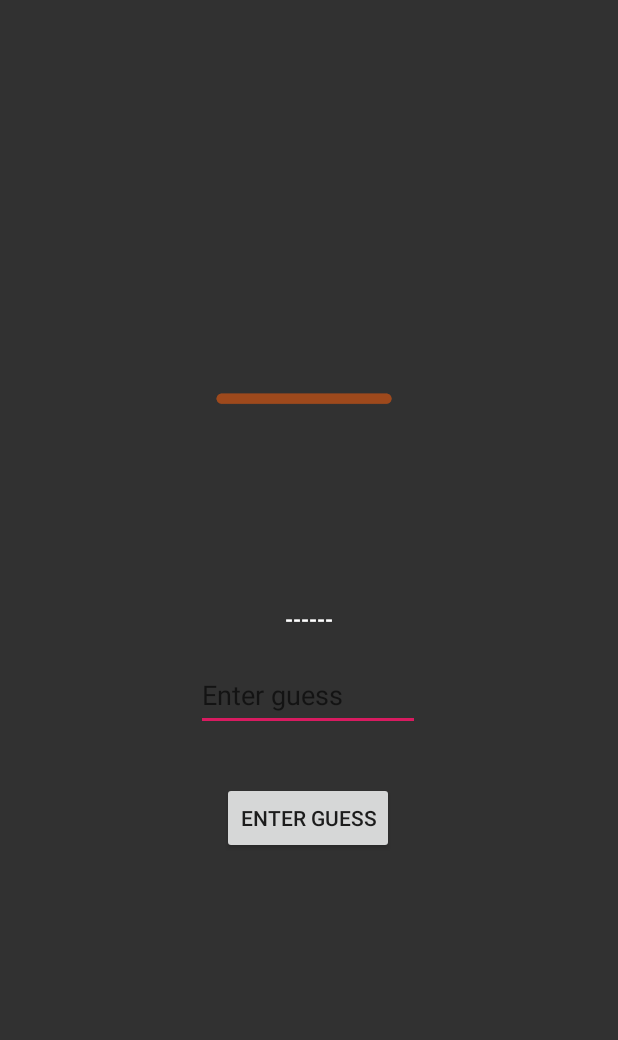
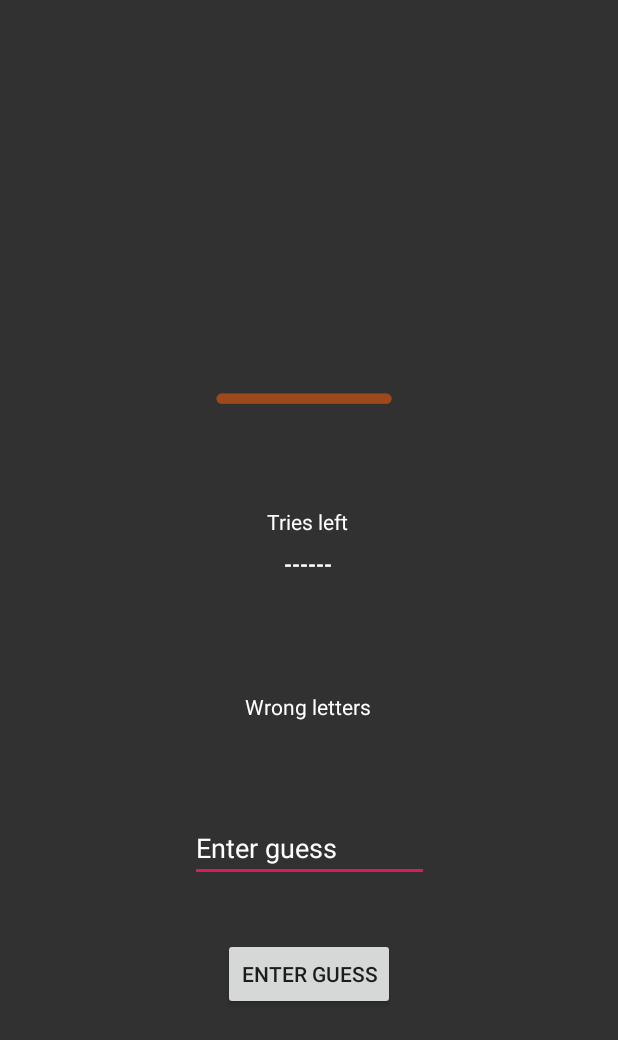
Before and after one commit to VictorJonasson/hangMan, an Android app: the screen it shows after launch (playGame), after a tap on "HANG HIM!", on a phone screen of 412 x 824 dp. Shown: the top 1040 px of the screen. Run offline under Robolectric (Android 15) with nearby library versions, the phone set to English and light mode, and no system bars.

Commit message:
lagt till flaggor

```diff
--- a/app/src/main/AndroidManifest.xml
+++ b/app/src/main/AndroidManifest.xml
@@ -9,7 +9,8 @@
         android:roundIcon="@mipmap/ic_launcher_round"
         android:supportsRtl="true"
         android:theme="@style/AppTheme">
-        <activity android:name=".playGame"></activity>
+        <activity android:name=".gameWinner"></activity>
+        <activity android:name=".playGame" />
         <activity android:name=".aboutMe" />
         <activity android:name=".MainActivity">
             <intent-filter>
--- a/app/src/main/java/com/example/hangman/MainActivity.java
+++ b/app/src/main/java/com/example/hangman/MainActivity.java
@@ -1,14 +1,12 @@
 package com.example.hangman;
 
-import androidx.annotation.NonNull;
 import androidx.appcompat.app.AppCompatActivity;
-
 import android.content.Intent;
 import android.media.MediaPlayer;
 import android.os.Bundle;
 import android.util.Log;
 import android.view.View;
-import android.widget.Button;
+import android.widget.Toast;
 
 public class MainActivity extends AppCompatActivity {
 
@@ -19,29 +17,20 @@ public class MainActivity extends AppCompatActivity {
     protected void onCreate(Bundle savedInstanceState) {
         super.onCreate(savedInstanceState);
         setContentView(R.layout.activity_main);
-
         sound_buttonClick_mp = MediaPlayer.create(this, R.raw.button);
         sound_music_mp = MediaPlayer.create(this, R.raw.intro);
-        sound_music_mp.setLooping(true);
-        sound_music_mp.start();
-
     }
 
     public void aboutMe(View view) {
         Intent intent = new Intent(this, aboutMe.class);
         startActivity(intent);
-        sound_buttonClick_mp.start();
-        sound_music_mp.start();
-        Log.d("victor", "aboutMe button pressed");
-
+        //sound_buttonClick_mp.start();
     }
 
     public void playGame(View view) {
         Intent intent = new Intent(this, playGame.class);
         startActivity(intent);
-        sound_buttonClick_mp.start();
-        sound_music_mp.start();
-        Log.d("victor", "play game button pressed");
+        //sound_buttonClick_mp.start();
     }
 
     @Override
@@ -53,12 +42,18 @@ public class MainActivity extends AppCompatActivity {
     @Override
     protected void onResume() {
         super.onResume();
-        // sound_music_mp.start();
+        //sound_music_mp.start();
     }
 
     @Override
     protected void onStop() {
         super.onStop();
-        sound_music_mp.stop();
+        //sound_music_mp.stop();
+    }
+
+    public void startMedia(View view) {
+        Toast.makeText(getApplicationContext(), R.string.sorry_william, Toast.LENGTH_LONG).show();
+        sound_music_mp.start();
+        sound_music_mp.setLooping(true);
     }
 }
--- a/app/src/main/java/com/example/hangman/playGame.java
+++ b/app/src/main/java/com/example/hangman/playGame.java
@@ -6,67 +6,69 @@ import android.content.Intent;
 import android.os.Bundle;
 import android.util.Log;
 import android.view.View;
-import android.widget.Button;
 import android.widget.EditText;
 import android.widget.ImageView;
 import android.widget.TextView;
 import android.widget.Toast;
 
+import java.text.MessageFormat;
+import java.util.ArrayList;
 import java.util.Random;
 
+import static java.lang.String.valueOf;
+
 public class playGame extends AppCompatActivity {
+    int imageCounter = 1;
+    int lifeCounter = 10;
+    int succesfullTries = 0;
     StringBuilder builder;
+    String hiddenWord = "";
+    String randomGeneratedWord;
     TextView tv_rightAnswer;
-    int counter = 2;
-    String randomGeneratedWord;
-
+    TextView tv_triesLeft;
+    TextView tv_failedGuessArray;
+    ImageView iv_Gallow;
+    ArrayList<String> failedGuessArray = new ArrayList<>();
 
     @Override
     protected void onCreate(Bundle savedInstanceState) {
         super.onCreate(savedInstanceState);
         setContentView(R.layout.activity_play_game);
-        ImageView ivStart = findViewById(R.id.gallowView);
-        ivStart.setImageResource(R.drawable.gallow1);
-        tv_rightAnswer = findViewById(R.id.right_answer);
-
+        iv_Gallow = findViewById(R.id.iv_gallowView);
+        //sätt startbild
+        iv_Gallow.setImageResource(R.drawable.gallow1);
+        tv_rightAnswer = findViewById(R.id.tv_rightAnswer);
         randomGeneratedWord = generateRandomWord();
-        Log.d("Victor", "Random ord genererat: " + randomGeneratedWord);
-
         String hiddenword = hideWord(randomGeneratedWord);
         tv_rightAnswer.setText(hiddenword);
-        Log.d("victor", "test" + hiddenword);
-
-
     }
 
-    public void gallowIncrementButtonClick() {
+    //räkna upp bild, räkna bort liv.
+    public void gallowIncrement() {
+        //counter för bildID
+        imageCounter++;
+        //omgångsräknare för försök kvar
+        lifeCounter--;
+        //hämta id från bildkälla
+        int id = getResources().getIdentifier("gallow" + imageCounter, "drawable", getPackageName());
+        //sätt bildkälla efter id
+        iv_Gallow.setImageResource(id);
 
-        ImageView iv = findViewById(R.id.gallowView);
-        //hämta id från bildkälla
-        int id = getResources().getIdentifier("gallow" + counter, "drawable", getPackageName());
-        //sätt bildkälla efter id
-        iv.setImageResource(id);
-        //omgångsräknare
-        counter++;
-        //generera random ord
-        // generateRandomWord();
-
-
-        //antal omgångar, och avslut.
-        if (counter == 12) {
+        //avsluta spel, Toasta och återgå till main
+        if (lifeCounter == 0) {
             Toast.makeText(getApplicationContext(), "You just killed a man \n try again?", Toast.LENGTH_LONG).show();
-            counter = 0;
             Intent intent = new Intent(this, MainActivity.class);
+            intent.setFlags(Intent.FLAG_ACTIVITY_SINGLE_TOP | Intent.FLAG_ACTIVITY_CLEAR_TOP);
             startActivity(intent);
         }
     }
 
+    //randomgenerator för ord
     public String generateRandomWord() {
         //array med ord
-        String[] answerArray = new String[]{"kotlin","java","csharp","go"};
-        TextView tv_random_answer = findViewById(R.id.right_answer);
+        String[] answerArray = new String[]{"kotlin", "java", "csharp", "go"};
         Random rnd = new Random();
-        //generera randomsiffra med antal ord i array som slutsiffra
+        //generera random nummer med lägd på array som index
         int randomNumber = rnd.nextInt(answerArray.length);
         String randomWord = null;
 
@@ -76,44 +78,71 @@ public class playGame extends AppCompatActivity {
         return randomWord;
     }
 
+    //tar emot random ord
     public String hideWord(String randomGeneratedWord) {
-        Log.d("Victor", "inne i hide word");
-        String wordToGuess = randomGeneratedWord;
-        String hiddenWord = "";
-
-        for (int i = 0; i < wordToGuess.length(); i++) {
+        hiddenWord = "";
+        /*
+        loopar genom randomgenererade ordet , sparar undan det i hidden word,
+        och ersätter strängens i med "-"
+        */
+        for (int i = 0; i < randomGeneratedWord.length(); i++) {
             hiddenWord += "-";
         }
         builder = new StringBuilder(hiddenWord);
         return hiddenWord;
     }
 
+    //återställer det gämda ordet, tar användarens gissning och det random genererade ordet som argument
     public void uncoverCharsInHiddenWord(String userguess, String rndWord) {
-        EditText et = findViewById(R.id.charGuess);
-        builder.toString();
+        EditText et_charguess = findViewById(R.id.et_charGuess);
+        tv_triesLeft = findViewById(R.id.tv_triesLeft);
+        tv_failedGuessArray = findViewById(R.id.tv_failedGuess);
+
+        //loopar random-ord
         for (int i = 0; i < rndWord.length(); i++) {
+            //ställer gissningen mot random-ordet och ersätter "-" med bokstav i min "builder" som huserar de gömda ordet i form av "_"
             if (rndWord.substring(i, i + 1).equals(userguess)) {
                 builder.replace(i, i + 1, userguess);
-                et.setText("");
+                et_charguess.setText("");
+                //räknar upp lyckade antal gissningar
+                succesfullTries++;
             }
-            Log.d("Victor", "inne i Uncover : " + builder.toString());
+            //sätter min textview till "-"
             tv_rightAnswer.setText(builder);
         }
 
+        //ställer mina lyckade gissningar mot längden på mitt ord.
+        //Om detta stämmer, byt activity.
+        if (succesfullTries == builder.length()) {
+            Intent intent = new Intent(playGame.this, gameWinner.class);
+            startActivity(intent);
+            Log.d("victor", "Inne i Win activity");
+        }
+
+        // stämmer inte gissning stämmer
         if (!rndWord.contains(userguess)) {
-            et.setText("");
-            gallowIncrementButtonClick();
+            et_charguess.setText("");
+            //anropa uppräkning av bild etc.
+            gallowIncrement();
+            //visa antal gånger kvar
+            tv_triesLeft.setText(MessageFormat.format("{0}{1}", getString(R.string.triesLeftCounter), lifeCounter));
+
+            //kontrollera om gissningar använts hittils
+            if (failedGuessArray.contains(userguess)) {
+                Toast.makeText(this, "Try something new for a change", Toast.LENGTH_LONG).show();
+            //addera misslyckade gissningar till array
+            } else {
+                failedGuessArray.add(userguess);
+                String testFail = valueOf(failedGuessArray);
+                tv_failedGuessArray.setText(testFail);
+            }
         }
     }
-
+    //ta emot användaren gissning från edit text
     public void buttonTap(View view) {
-        EditText inputChar = findViewById(R.id.charGuess);
-
+        EditText inputChar = findViewById(R.id.et_charGuess);
         String guess = inputChar.getText().toString();
-
-        System.out.println(guess);
-
+        Log.d("victor", "Gissning från knapptryck = " + guess);
         uncoverCharsInHiddenWord(guess, randomGeneratedWord);
     }
-
 }
--- a/app/src/main/res/layout/activity_play_game.xml
+++ b/app/src/main/res/layout/activity_play_game.xml
@@ -4,11 +4,11 @@
     xmlns:tools="http://schemas.android.com/tools"
     android:layout_width="match_parent"
     android:layout_height="match_parent"
-    android:background="#313131"
+    android:background="@color/colorPrimary"
     tools:context=".playGame">
 
     <ImageView
-        android:id="@+id/gallowView"
+        android:id="@+id/iv_gallowView"
         android:layout_width="285dp"
         android:layout_height="307dp"
         android:contentDescription="@string/gallow_img"
@@ -21,7 +21,7 @@
         app:srcCompat="@drawable/gallow1" />
 
     <TextView
-        android:id="@+id/right_answer"
+        android:id="@+id/tv_rightAnswer"
         android:layout_width="wrap_content"
         android:layout_height="wrap_content"
         android:text=""
@@ -29,37 +29,79 @@
         android:textStyle="bold"
         app:layout_constraintBottom_toBottomOf="parent"
         app:layout_constraintEnd_toEndOf="parent"
+        app:layout_constraintHorizontal_bias="0.498"
         app:layout_constraintStart_toStartOf="parent"
-        app:layout_constraintTop_toTopOf="parent" />
+        app:layout_constraintTop_toBottomOf="@+id/tv_triesLeft"
+        app:layout_constraintVertical_bias="0.019" />
 
     <EditText
-        android:id="@+id/charGuess"
-        android:layout_width="149dp"
-        android:layout_height="48dp"
+        android:id="@+id/et_charGuess"
+        android:layout_width="159dp"
+        android:layout_height="wrap_content"
         android:ems="10"
         android:hint="@string/enter_guess"
         android:inputType="textPersonName"
         android:textColor="@android:color/white"
+        android:textColorHint="@android:color/white"
         app:layout_constraintBottom_toBottomOf="parent"
+        app:layout_constraintEnd_toEndOf="parent"
+        app:layout_constraintStart_toStartOf="parent"
+        app:layout_constraintTop_toBottomOf="@+id/iv_gallowView"
+        app:layout_constraintVertical_bias="0.427"
+        android:importantForAutofill="no" />
+
+    <Button
+        android:id="@+id/guessButton"
+        android:digits="abcdefghijklmnopqrstuvwxyzABCDEFGHIJKLMNOPQRSTUVWXYZ"
+        android:layout_width="wrap_content"
+        android:layout_height="wrap_content"
+        android:onClick="buttonTap"
+        android:text="@string/enter_guess"
+        app:layout_constraintBottom_toBottomOf="parent"
+        app:layout_constraintEnd_toEndOf="@+id/et_charGuess"
+        app:layout_constraintHorizontal_bias="0.488"
+        app:layout_constraintStart_toStartOf="@+id/et_charGuess"
+        app:layout_constraintTop_toBottomOf="@+id/et_charGuess"
+        app:layout_constraintVertical_bias="0.198" />
+
+    <TextView
+        android:id="@+id/tv_triesLeft"
+        android:layout_width="wrap_content"
+        android:layout_height="wrap_content"
+        android:hint="@string/tries_left"
+        android:textColor="@android:color/white"
+        android:textColorHint="@android:color/white"
+        app:layout_constraintBottom_toTopOf="@+id/guessButton"
         app:layout_constraintEnd_toEndOf="parent"
         app:layout_constraintHorizontal_bias="0.498"
         app:layout_constraintStart_toStartOf="parent"
-        app:layout_constraintTop_toBottomOf="@+id/gallowView"
-        app:layout_constraintVertical_bias="0.177" />
+        app:layout_constraintTop_toTopOf="parent"
+        app:layout_constraintVertical_bias="0.558" />
 
-    <Button
-        android:id="@+id/guessButton"
+    <TextView
+        android:id="@+id/tv_failedGuess"
         android:layout_width="wrap_content"
         android:layout_height="wrap_content"
-        android:text="@string/enter_guess"
+        android:textColor="@android:color/white"
         app:layout_constraintBottom_toBottomOf="parent"
+        app:layout_constraintEnd_toEndOf="@+id/et_charGuess"
+        app:layout_constraintStart_toStartOf="@+id/et_charGuess"
+        app:layout_constraintTop_toTopOf="parent"
+        app:layout_constraintVertical_bias="0.617" />
+
+    <TextView
+        android:id="@+id/tv_failedLetters"
+        android:layout_width="wrap_content"
+        android:layout_height="wrap_content"
+        android:text="@string/failed_used_letters"
+        android:textColor="@android:color/white"
+        app:layout_constraintBottom_toTopOf="@+id/tv_failedGuess"
         app:layout_constraintEnd_toEndOf="parent"
         app:layout_constraintHorizontal_bias="0.498"
         app:layout_constraintStart_toStartOf="parent"
-        app:layout_constraintTop_toBottomOf="@+id/charGuess"
-        app:layout_constraintVertical_bias="0.117"
-        android:onClick="buttonTap"
-        />
+        app:layout_constraintTop_toBottomOf="@+id/tv_rightAnswer"
+        app:layout_constraintVertical_bias="0.823"
+        tools:text="@string/failed_used_letters" />
 
 
 </androidx.constraintlayout.widget.ConstraintLayout>
--- a/app/src/main/res/values/colors.xml
+++ b/app/src/main/res/values/colors.xml
@@ -1,6 +1,6 @@
 <?xml version="1.0" encoding="utf-8"?>
 <resources>
-    <color name="colorPrimary">#008577</color>
+    <color name="colorPrimary">#313131</color>
     <color name="colorPrimaryDark">#313131</color>
     <color name="colorAccent">#D81B60</color>
 </resources>
--- a/app/src/main/res/values/strings.xml
+++ b/app/src/main/res/values/strings.xml
@@ -6,4 +6,13 @@
     <string name="about_me_text">So, who am i?  \n\nWell just look at this app and you will see that im as close to be a real life Neo as you can get.\n\nThey call me \nVictor Jonasson</string>
     <string name="gallow_img">gallow_img</string>
     <string name="enter_guess">Enter guess</string>
+    <string name="tries_left">Tries left</string>
+    <string name="triesLeftCounter">Tries left: </string>
+    <string name="used_letters">Used letters:</string>
+    <string name="failed_used_letters">Wrong letters</string>
+    <string name="hang_another_pesant">Hang another pesant</string>
+    <string name="win_logo">win_Logo</string>
+    <string name="back_to_start">Back to start</string>
+    <string name="sorry_william">William, just take a deep breath, cus now you aint getting rid of this perfect GoT-cover.</string>
+    <string name="about_me_logo">about_me_logo</string>
 </resources>
```
Also changed, not shown: app/src/main/java/com/example/hangman/gameWinner.java (added, +26 -0 lines), app/src/main/res/layout/activity_about_me.xml (+5 -5 lines), app/src/main/res/layout/activity_game_winner.xml (added, +47 -0 lines), app/src/main/res/layout/activity_main.xml (+17 -7 lines), app/src/main/res/drawable/win.png (added), 1 other file.
